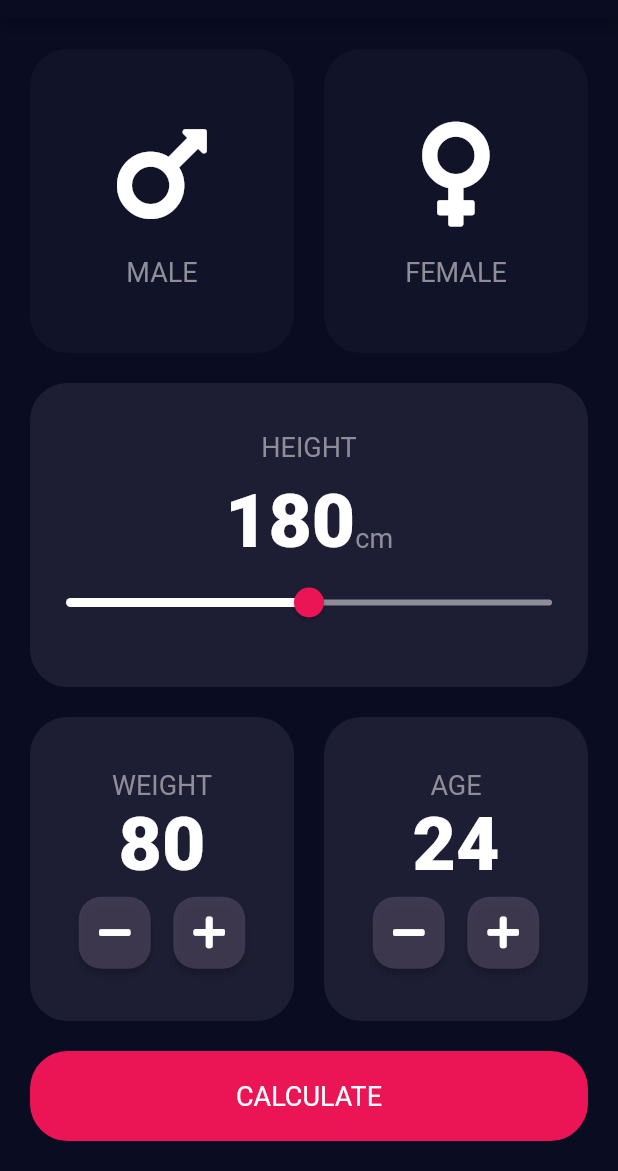
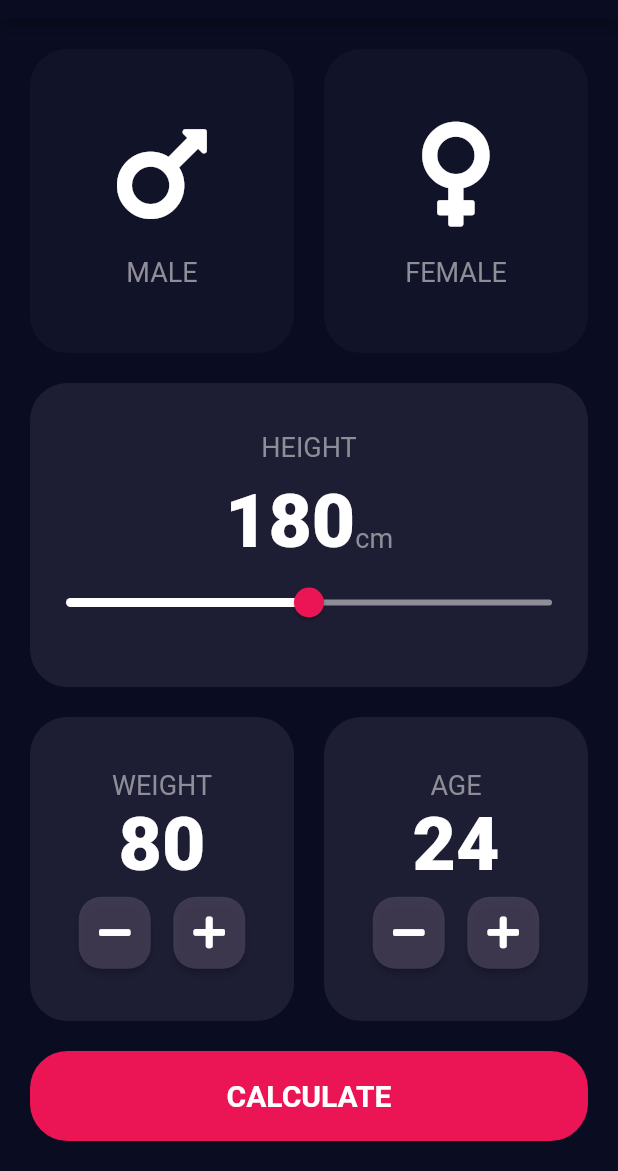
Before and after one commit to Basith-P/BMI-Calculator, a Flutter app: the screen it shows after launch, on a phone screen of 412 x 824 dp, the part 65-1236 px from its top. Run offline on Flutter 3.47's test engine with Material 2 defaults, Android fonts, the phone set to English and light mode, and no system bars; our stand-ins replace font_awesome_flutter.

Commit message:
Complete second page UI

```diff
--- a/lib/screens/input_page.dart
+++ b/lib/screens/input_page.dart
@@ -7,6 +7,7 @@ import '/widgets/icon_content.dart';
 import '/widgets/reusable_card.dart';
 import '/widgets/round_corner_icon_button.dart';
 import 'result_page.dart';
+import '/widgets/bottom_button.dart';
 
 enum Gender {
   male,
@@ -209,7 +210,8 @@ class _InputPageState extends State<InputPage> {
                   ],
                 ),
               ),
-              GestureDetector(
+              BottomButton(
+                text: 'CALCULATE',
                 onTap: () {
                   Navigator.push(
                     context,
@@ -220,19 +222,7 @@ class _InputPageState extends State<InputPage> {
                     ),
                   );
                 },
-                child: Container(
-                  height: kButtonContainerHeight,
-                  child: ReusableCard(
-                    color: kPink,
-                    child: Center(
-                      child: Text(
-                        'CALCULATE',
-                        style: kLabelTextStyle.copyWith(color: Colors.white),
-                      ),
-                    ),
-                  ),
-                ),
-              )
+              ),
             ],
           ),
         ),
--- a/lib/utils/constants.dart
+++ b/lib/utils/constants.dart
@@ -1,4 +1,9 @@
 import 'package:flutter/material.dart';
+
+const kButtonContainerHeight = 80.0;
+const kActiveCardColor = Color(0xFF1D1E33);
+const kInactiveCardColor = Color(0xFF111328);
+const kPink = Color(0xFFEB1555);
 
 const kLabelTextStyle = TextStyle(
   fontSize: 18,
@@ -6,12 +11,31 @@ const kLabelTextStyle = TextStyle(
 );
 
 const kNumberTextStyle = TextStyle(
-  fontFamily: 'Roboto',
   fontSize: 50,
   fontWeight: FontWeight.w900,
 );
 
-const kButtonContainerHeight = 80.0;
-const kActiveCardColor = Color(0xFF1D1E33);
-const kInactiveCardColor = Color(0xFF111328);
-const kPink = Color(0xFFEB1555);
+const kLargeButtonTextStyle = TextStyle(
+  fontSize: 20,
+  fontWeight: FontWeight.bold,
+);
+
+const kTitleTextStyle = TextStyle(
+  fontSize: 50,
+  fontWeight: FontWeight.bold,
+);
+
+const kResultTextStyle = TextStyle(
+  color: Color(0xFF24D876),
+  fontSize: 22.0,
+  fontWeight: FontWeight.bold,
+);
+
+const kBMITextStyle = TextStyle(
+  fontSize: 100.0,
+  fontWeight: FontWeight.bold,
+);
+
+const kBodyTextStyle = TextStyle(
+  fontSize: 22.0,
+);
--- /dev/null
+++ b/lib/widgets/bottom_button.dart
@@ -0,0 +1,30 @@
+import 'package:flutter/material.dart';
+
+import '/widgets/reusable_card.dart';
+import '/utils/constants.dart';
+
+class BottomButton extends StatelessWidget {
+  final String text;
+  final void Function() onTap;
+
+  BottomButton({required this.text, required this.onTap});
+
+  @override
+  Widget build(BuildContext context) {
+    return GestureDetector(
+      onTap: onTap,
+      child: Container(
+        height: kButtonContainerHeight,
+        child: ReusableCard(
+          color: kPink,
+          child: Center(
+            child: Text(
+              text,
+              style: kLargeButtonTextStyle,
+            ),
+          ),
+        ),
+      ),
+    );
+  }
+}
```
Also changed, not shown: lib/screens/result_page.dart (+53 -0 lines).
